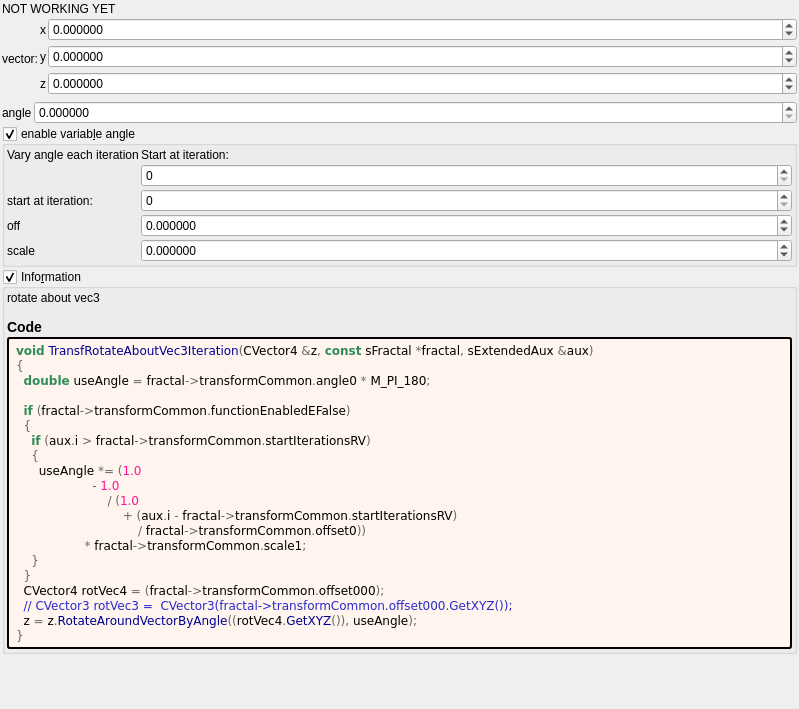
The window that mandelbulber2/formula/ui/transf_rotate_about_vec3.ui (buddhi1980/mandelbulber2) describes before a commit, drawn with Qt 5.
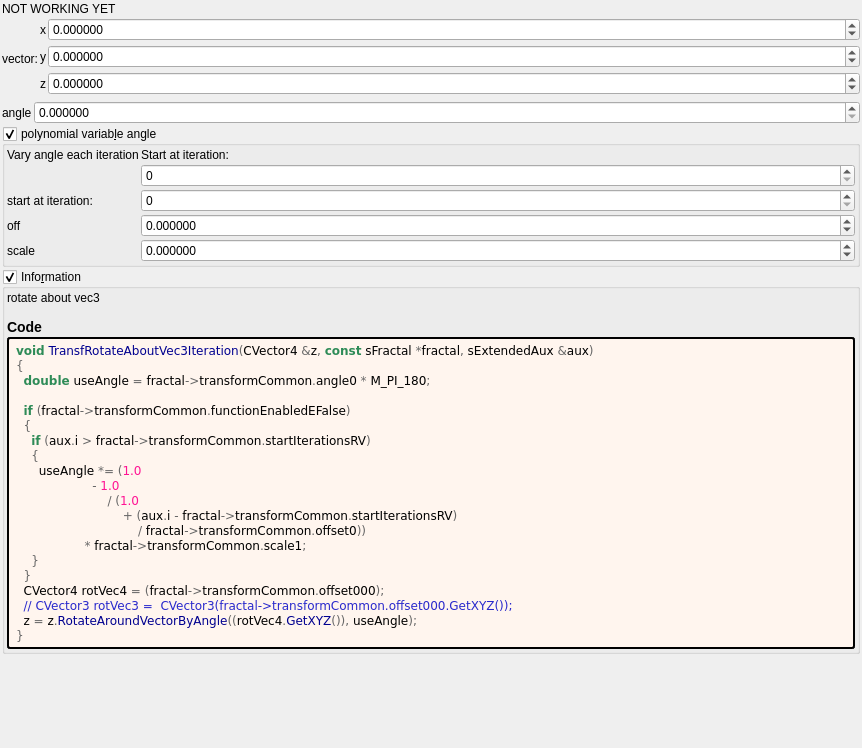
The same window after the commit. Custom widgets are drawn as their Qt base class.

Commit message: preferences_dialog.ui updated list of yet to be implemented in openCL

```diff
--- a/mandelbulber2/formula/ui/transf_rotate_about_vec3.ui
+++ b/mandelbulber2/formula/ui/transf_rotate_about_vec3.ui
@@ -6,8 +6,8 @@
    <rect>
     <x>0</x>
     <y>0</y>
-    <width>799</width>
-    <height>709</height>
+    <width>862</width>
+    <height>748</height>
    </rect>
   </property>
   <property name="windowTitle">
@@ -203,7 +203,7 @@
    <item>
     <widget class="MyGroupBox" name="groupCheck_transf_function_enabledE_false">
      <property name="title">
-      <string>enable variab&amp;le angle</string>
+      <string>polynomial variab&amp;le angle</string>
      </property>
      <property name="checkable">
       <bool>true</bool>
@@ -456,11 +456,6 @@
   </layout>
  </widget>
  <customwidgets>
-  <customwidget>
-   <class>MyDoubleSpinBox</class>
-   <extends>QDoubleSpinBox</extends>
-   <header>my_double_spin_box.h</header>
-  </customwidget>
   <customwidget>
    <class>MyGroupBox</class>
    <extends>QGroupBox</extends>
@@ -472,6 +467,11 @@
    <extends>QSpinBox</extends>
    <header>my_spin_box.h</header>
   </customwidget>
+  <customwidget>
+   <class>MyDoubleSpinBox</class>
+   <extends>QDoubleSpinBox</extends>
+   <header>my_double_spin_box.h</header>
+  </customwidget>
  </customwidgets>
  <tabstops>
   <tabstop>groupCheck_info</tabstop>
```
Left out of the diff: 2 changed lines with no effect on the pictures. The commit also changes 3 other files.
